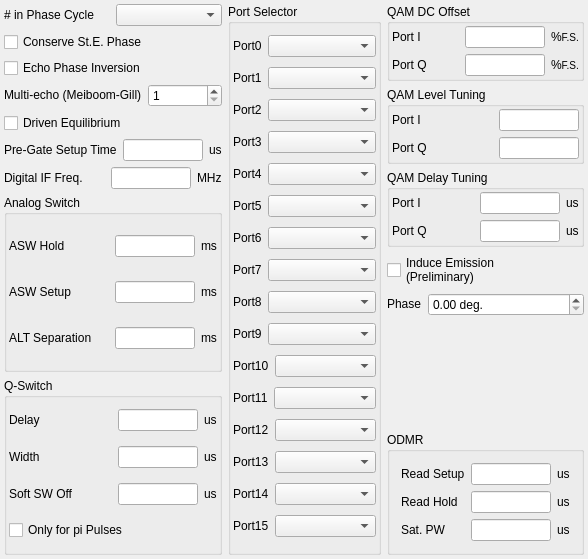
This is modules/nmr/pulsercore/pulserdrivermoreform.ui in northriv/KAME as Qt 5 draws it before an edit. The edited form follows.
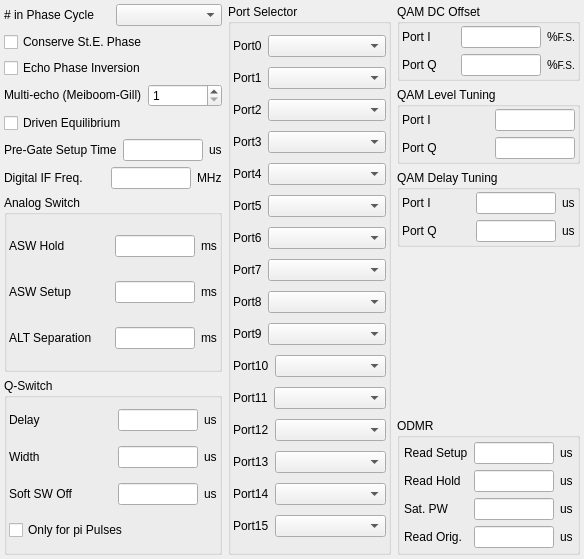
This is the edited form.

Commit message: induce emission removed ODMR

```diff
--- a/modules/nmr/pulsercore/pulserdrivermoreform.ui
+++ b/modules/nmr/pulsercore/pulserdrivermoreform.ui
@@ -6,7 +6,7 @@
    <rect>
     <x>0</x>
     <y>0</y>
-    <width>588</width>
+    <width>584</width>
     <height>559</height>
    </rect>
   </property>
@@ -1345,50 +1345,6 @@
         </layout>
        </widget>
       </item>
-      <item>
-       <widget class="QCheckBox" name="m_ckbInduceEmission">
-        <property name="sizePolicy">
-         <sizepolicy hsizetype="Fixed" vsizetype="Fixed">
-          <horstretch>0</horstretch>
-          <verstretch>0</verstretch>
-         </sizepolicy>
-        </property>
-        <property name="text">
-         <string>Induce Emission 
-(Preliminary)</string>
-        </property>
-       </widget>
-      </item>
-      <item>
-       <layout class="QHBoxLayout">
-        <item>
-         <widget class="QLabel" name="textLabel1">
-          <property name="sizePolicy">
-           <sizepolicy hsizetype="Fixed" vsizetype="Fixed">
-            <horstretch>0</horstretch>
-            <verstretch>0</verstretch>
-           </sizepolicy>
-          </property>
-          <property name="text">
-           <string>Phase</string>
-          </property>
-          <property name="wordWrap">
-           <bool>false</bool>
-          </property>
-         </widget>
-        </item>
-        <item>
-         <widget class="QDoubleSpinBox" name="m_numInduceEmissionPhase">
-          <property name="suffix">
-           <string> deg.</string>
-          </property>
-          <property name="label" stdset="0">
-           <string/>
-          </property>
-         </widget>
-        </item>
-       </layout>
-      </item>
       <item>
        <spacer name="verticalSpacer">
         <property name="orientation">
@@ -1404,123 +1360,29 @@
       </item>
       <item>
        <widget class="QGroupBox" name="groupBox6_2">
+        <property name="minimumSize">
+         <size>
+          <width>0</width>
+          <height>0</height>
+         </size>
+        </property>
         <property name="title">
          <string>ODMR</string>
         </property>
-        <layout class="QGridLayout" name="_2">
-         <item row="2" column="0">
-          <layout class="QHBoxLayout" name="_7">
-           <item>
-            <widget class="QLabel" name="textLabel_qsw_2_5">
-             <property name="sizePolicy">
-              <sizepolicy hsizetype="Preferred" vsizetype="Fixed">
-               <horstretch>0</horstretch>
-               <verstretch>0</verstretch>
-              </sizepolicy>
-             </property>
-             <property name="text">
-              <string>Sat. PW</string>
-             </property>
-             <property name="wordWrap">
-              <bool>false</bool>
-             </property>
-            </widget>
-           </item>
-           <item>
-            <layout class="QHBoxLayout" name="_8">
-             <item>
-              <widget class="QLineEdit" name="m_edODMRSaturationTime">
-               <property name="sizePolicy">
-                <sizepolicy hsizetype="Preferred" vsizetype="Fixed">
-                 <horstretch>0</horstretch>
-                 <verstretch>0</verstretch>
-                </sizepolicy>
-               </property>
-               <property name="maximumSize">
-                <size>
-                 <width>80</width>
-                 <height>32767</height>
-                </size>
-               </property>
-              </widget>
-             </item>
-             <item>
-              <widget class="QLabel" name="textLabel_qsw_2_2_3">
-               <property name="sizePolicy">
-                <sizepolicy hsizetype="Fixed" vsizetype="Fixed">
-                 <horstretch>0</horstretch>
-                 <verstretch>0</verstretch>
-                </sizepolicy>
-               </property>
-               <property name="text">
-                <string>us</string>
-               </property>
-               <property name="wordWrap">
-                <bool>false</bool>
-               </property>
-              </widget>
-             </item>
-            </layout>
-           </item>
-          </layout>
-         </item>
-         <item row="1" column="0">
-          <layout class="QHBoxLayout" name="_5">
-           <item>
-            <widget class="QLabel" name="textLabel_qsw_4">
-             <property name="sizePolicy">
-              <sizepolicy hsizetype="Preferred" vsizetype="Fixed">
-               <horstretch>0</horstretch>
-               <verstretch>0</verstretch>
-              </sizepolicy>
-             </property>
-             <property name="text">
-              <string>Read Hold</string>
-             </property>
-             <property name="wordWrap">
-              <bool>false</bool>
-             </property>
-            </widget>
-           </item>
-           <item>
-            <layout class="QHBoxLayout" name="_6">
-             <item>
-              <widget class="QLineEdit" name="m_edODMRReadPulseHoldTime">
-               <property name="sizePolicy">
-                <sizepolicy hsizetype="Preferred" vsizetype="Fixed">
-                 <horstretch>0</horstretch>
-                 <verstretch>0</verstretch>
-                </sizepolicy>
-               </property>
-               <property name="maximumSize">
-                <size>
-                 <width>80</width>
-                 <height>32767</height>
-                </size>
-               </property>
-              </widget>
-             </item>
-             <item>
-              <widget class="QLabel" name="textLabel_qsw_2_4">
-               <property name="sizePolicy">
-                <sizepolicy hsizetype="Fixed" vsizetype="Fixed">
-                 <horstretch>0</horstretch>
-                 <verstretch>0</verstretch>
-                </sizepolicy>
-               </property>
-               <property name="text">
-                <string>us</string>
-               </property>
-               <property name="wordWrap">
-                <bool>false</bool>
-               </property>
-              </widget>
-             </item>
-            </layout>
-           </item>
-          </layout>
-         </item>
-         <item row="0" column="0">
+        <layout class="QVBoxLayout" name="verticalLayout_3">
+         <property name="leftMargin">
+          <number>4</number>
+         </property>
+         <property name="topMargin">
+          <number>4</number>
+         </property>
+         <property name="rightMargin">
+          <number>4</number>
+         </property>
+         <property name="bottomMargin">
+          <number>4</number>
+         </property>
+         <item>
           <layout class="QHBoxLayout" name="_3">
            <item>
             <widget class="QLabel" name="textLabel_qsw_3">
@@ -1576,6 +1438,174 @@
            </item>
           </layout>
          </item>
+         <item>
+          <layout class="QHBoxLayout" name="_5">
+           <item>
+            <widget class="QLabel" name="textLabel_qsw_4">
+             <property name="sizePolicy">
+              <sizepolicy hsizetype="Preferred" vsizetype="Fixed">
+               <horstretch>0</horstretch>
+               <verstretch>0</verstretch>
+              </sizepolicy>
+             </property>
+             <property name="text">
+              <string>Read Hold</string>
+             </property>
+             <property name="wordWrap">
+              <bool>false</bool>
+             </property>
+            </widget>
+           </item>
+           <item>
+            <layout class="QHBoxLayout" name="_6">
+             <item>
+              <widget class="QLineEdit" name="m_edODMRReadPulseHoldTime">
+               <property name="sizePolicy">
+                <sizepolicy hsizetype="Preferred" vsizetype="Fixed">
+                 <horstretch>0</horstretch>
+                 <verstretch>0</verstretch>
+                </sizepolicy>
+               </property>
+               <property name="maximumSize">
+                <size>
+                 <width>80</width>
+                 <height>32767</height>
+                </size>
+               </property>
+              </widget>
+             </item>
+             <item>
+              <widget class="QLabel" name="textLabel_qsw_2_4">
+               <property name="sizePolicy">
+                <sizepolicy hsizetype="Fixed" vsizetype="Fixed">
+                 <horstretch>0</horstretch>
+                 <verstretch>0</verstretch>
+                </sizepolicy>
+               </property>
+               <property name="text">
+                <string>us</string>
+               </property>
+               <property name="wordWrap">
+                <bool>false</bool>
+               </property>
+              </widget>
+             </item>
+            </layout>
+           </item>
+          </layout>
+         </item>
+         <item>
+          <layout class="QHBoxLayout" name="_7">
+           <item>
+            <widget class="QLabel" name="textLabel_qsw_2_5">
+             <property name="sizePolicy">
+              <sizepolicy hsizetype="Preferred" vsizetype="Fixed">
+               <horstretch>0</horstretch>
+               <verstretch>0</verstretch>
+              </sizepolicy>
+             </property>
+             <property name="text">
+              <string>Sat. PW</string>
+             </property>
+             <property name="wordWrap">
+              <bool>false</bool>
+             </property>
+            </widget>
+           </item>
+           <item>
+            <layout class="QHBoxLayout" name="_8">
+             <item>
+              <widget class="QLineEdit" name="m_edODMRSaturationPW">
+               <property name="sizePolicy">
+                <sizepolicy hsizetype="Preferred" vsizetype="Fixed">
+                 <horstretch>0</horstretch>
+                 <verstretch>0</verstretch>
+                </sizepolicy>
+               </property>
+               <property name="maximumSize">
+                <size>
+                 <width>80</width>
+                 <height>32767</height>
+                </size>
+               </property>
+              </widget>
+             </item>
+             <item>
+              <widget class="QLabel" name="textLabel_qsw_2_2_3">
+               <property name="sizePolicy">
+                <sizepolicy hsizetype="Fixed" vsizetype="Fixed">
+                 <horstretch>0</horstretch>
+                 <verstretch>0</verstretch>
+                </sizepolicy>
+               </property>
+               <property name="text">
+                <string>us</string>
+               </property>
+               <property name="wordWrap">
+                <bool>false</bool>
+               </property>
+              </widget>
+             </item>
+            </layout>
+           </item>
+          </layout>
+         </item>
+         <item>
+          <layout class="QHBoxLayout" name="_9">
+           <item>
+            <widget class="QLabel" name="textLabel_qsw_5">
+             <property name="sizePolicy">
+              <sizepolicy hsizetype="Preferred" vsizetype="Fixed">
+               <horstretch>0</horstretch>
+               <verstretch>0</verstretch>
+              </sizepolicy>
+             </property>
+             <property name="text">
+              <string>Read Orig.</string>
+             </property>
+             <property name="wordWrap">
+              <bool>false</bool>
+             </property>
+            </widget>
+           </item>
+           <item>
+            <layout class="QHBoxLayout" name="_10">
+             <item>
+              <widget class="QLineEdit" name="m_edODMRReadTimeOriginShift">
+               <property name="sizePolicy">
+                <sizepolicy hsizetype="Preferred" vsizetype="Fixed">
+                 <horstretch>0</horstretch>
+                 <verstretch>0</verstretch>
+                </sizepolicy>
+               </property>
+               <property name="maximumSize">
+                <size>
+                 <width>80</width>
+                 <height>32767</height>
+                </size>
+               </property>
+              </widget>
+             </item>
+             <item>
+              <widget class="QLabel" name="textLabel_qsw_2_6">
+               <property name="sizePolicy">
+                <sizepolicy hsizetype="Fixed" vsizetype="Fixed">
+                 <horstretch>0</horstretch>
+                 <verstretch>0</verstretch>
+                </sizepolicy>
+               </property>
+               <property name="text">
+                <string>us</string>
+               </property>
+               <property name="wordWrap">
+                <bool>false</bool>
+               </property>
+              </widget>
+             </item>
+            </layout>
+           </item>
+          </layout>
+         </item>
         </layout>
        </widget>
       </item>
```
Left out of the diff: 1 changed line with no effect on the pictures. The commit also changes 2 other files.
